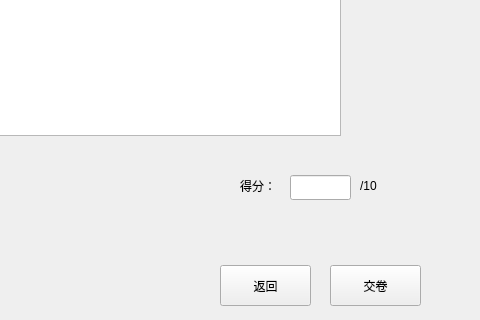
Before: the Qt Designer form ui/SubjectiveItemQuiz.ui in Harahan/BUAA-python-programming-2022-summer, drawn with Qt 5; both pictures show x 720 to 1200 and y 435 to 755 of the 1200 by 755 pixel window.
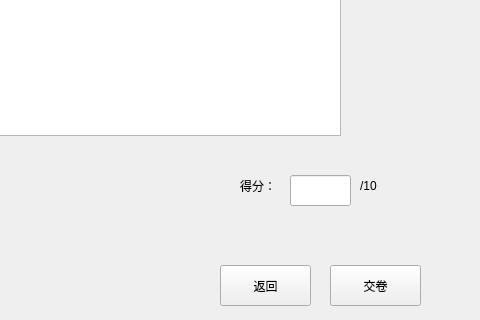
After: the same form once the commit is applied.

```diff
--- a/ui/SubjectiveItemQuiz.ui
+++ b/ui/SubjectiveItemQuiz.ui
@@ -245,7 +245,7 @@
      <x>1010</x>
      <y>610</y>
      <width>61</width>
-     <height>25</height>
+     <height>31</height>
     </rect>
    </property>
    <property name="styleSheet">
```
